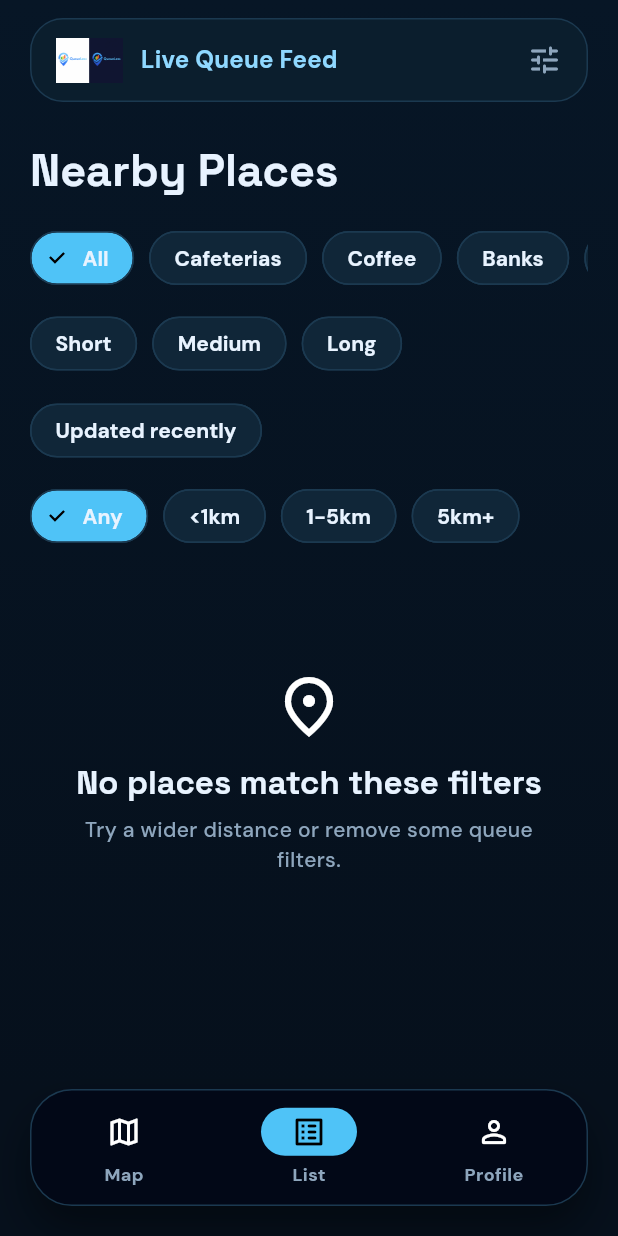
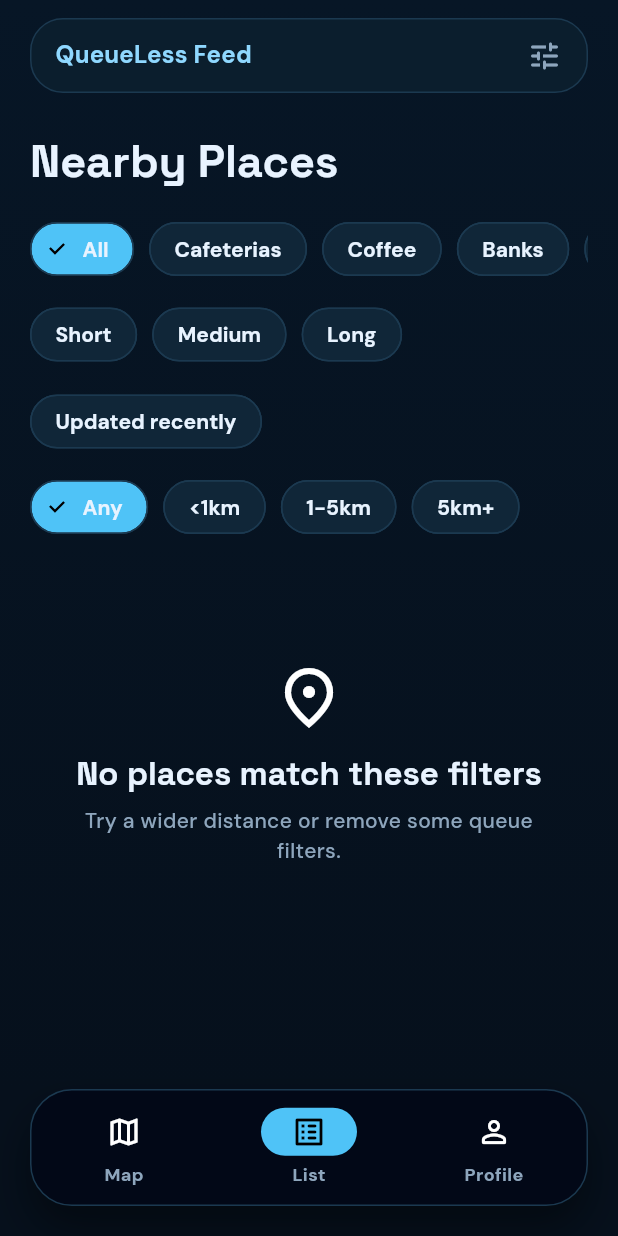
Before and after one commit to NURASSYL-web/QueueLess, a Flutter app: the screen it shows once a user with an empty profile is signed in, item 2 of the bottom bar chosen, on a phone screen of 412 x 824 dp. Run offline on Flutter 3.47's test engine with Material 3 defaults, Android fonts, the phone set to English and light mode, and no system bars; our stand-ins replace cloud_firestore, firebase_auth, firebase_core, firebase_messaging, firebase_storage, flutter_local_notifications and 4 more; accounts and stored records are empty.

Commit message:
Refresh brand icons and splash experience

```diff
--- a/lib/src/features/home/presentation/screens/home_screen.dart
+++ b/lib/src/features/home/presentation/screens/home_screen.dart
@@ -1,7 +1,6 @@
 import 'package:flutter/material.dart';
 import 'package:provider/provider.dart';
 import 'package:queue/src/core/constants/app_colors.dart';
-import 'package:queue/src/core/widgets/brand_logo.dart';
 import 'package:queue/src/core/widgets/empty_state_view.dart';
 import 'package:queue/src/core/widgets/error_view.dart';
 import 'package:queue/src/core/widgets/loading_view.dart';
@@ -124,10 +123,8 @@ class _ListTopBar extends StatelessWidget {
       ),
       child: Row(
         children: [
-          const BrandLogo(height: 30),
-          const SizedBox(width: 12),
           Text(
-            'Live Queue Feed',
+            'QueueLess Feed',
             style: Theme.of(
               context,
             ).textTheme.titleMedium?.copyWith(color: AppColors.accentSoft),
```
Also changed, not shown: assets/queueless_symbol.png (added), 32 other files.
